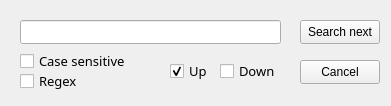
The window that searchingwindow.ui (Ruha24/YamlEditor) describes before a commit, drawn with Qt 5.
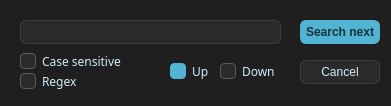
The same window after the commit.

Commit message: Changed the design of the auxiliary windows

Diff of the .ui file:
```diff
--- a/searchingwindow.ui
+++ b/searchingwindow.ui
@@ -28,6 +28,60 @@
   <property name="windowTitle">
    <string>Searching</string>
   </property>
+  <property name="styleSheet">
+   <string notr="true">QWidget { background-color: #1f1f1f; }
+
+QLabel { color: #cfeefa; font-size: 12px; background: transparent; }
+
+QLineEdit {
+	background-color: #2b2b2b;
+	border: 1px solid #3d3d3d;
+	border-radius: 6px;
+	padding: 2px 8px;
+	color: #cfeefa;
+	font-size: 12px;
+	selection-background-color: #33414a;
+}
+QLineEdit:focus { border: 1px solid #51b4d2; }
+
+QPushButton {
+	background-color: #2b2b2b;
+	border: 1px solid #3d3d3d;
+	border-radius: 6px;
+	padding: 0px;
+	color: #cfeefa;
+	font-size: 12px;
+}
+QPushButton:hover { border: 1px solid #51b4d2; background-color: #33414a; }
+QPushButton:pressed { background-color: #3a4b55; }
+
+QPushButton#searchingBtn, QPushButton#searchbtn, QPushButton#replacebtn, QPushButton#addbtn {
+	background-color: #51b4d2;
+	border: 1px solid #51b4d2;
+	color: #16323c;
+	font-weight: bold;
+}
+QPushButton#searchingBtn:hover, QPushButton#searchbtn:hover, QPushButton#replacebtn:hover, QPushButton#addbtn:hover {
+	background-color: #61c2df;
+}
+
+QPushButton#deletebtn { border: 1px solid #6e3030; color: #e6a3a3; }
+QPushButton#deletebtn:hover { background-color: #4a1f1f; border: 1px solid #c0392b; color: #ffffff; }
+
+QCheckBox { color: #cfeefa; font-size: 12px; spacing: 6px; background: transparent; }
+QCheckBox::indicator {
+	width: 14px; height: 14px;
+	border-radius: 4px;
+	background-color: #2b2b2b;
+	border: 1px solid #5a5a5a;
+}
+QCheckBox::indicator:checked {
+	background-color: #51b4d2;
+	border: 1px solid #51b4d2;
+}
+QCheckBox::indicator:hover { border: 1px solid #51b4d2; }
+</string>
+  </property>
   <widget class="QLineEdit" name="lineEdit">
    <property name="geometry">
     <rect>
@@ -76,7 +130,7 @@
    <property name="font">
     <font>
      <family>Montserrat</family>
-     <pointsize>10</pointsize>
+     <pointsize>-1</pointsize>
     </font>
    </property>
    <property name="text">
@@ -95,7 +149,7 @@
    <property name="font">
     <font>
      <family>Montserrat</family>
-     <pointsize>10</pointsize>
+     <pointsize>-1</pointsize>
     </font>
    </property>
    <property name="text">
@@ -117,7 +171,7 @@
    <property name="font">
     <font>
      <family>Montserrat</family>
-     <pointsize>10</pointsize>
+     <pointsize>-1</pointsize>
     </font>
    </property>
    <property name="text">
@@ -139,7 +193,7 @@
    <property name="font">
     <font>
      <family>Montserrat</family>
-     <pointsize>10</pointsize>
+     <pointsize>-1</pointsize>
     </font>
    </property>
    <property name="text">
```
Left out of the diff: 2 changed lines with no effect on the pictures. The commit also changes 4 other files.
